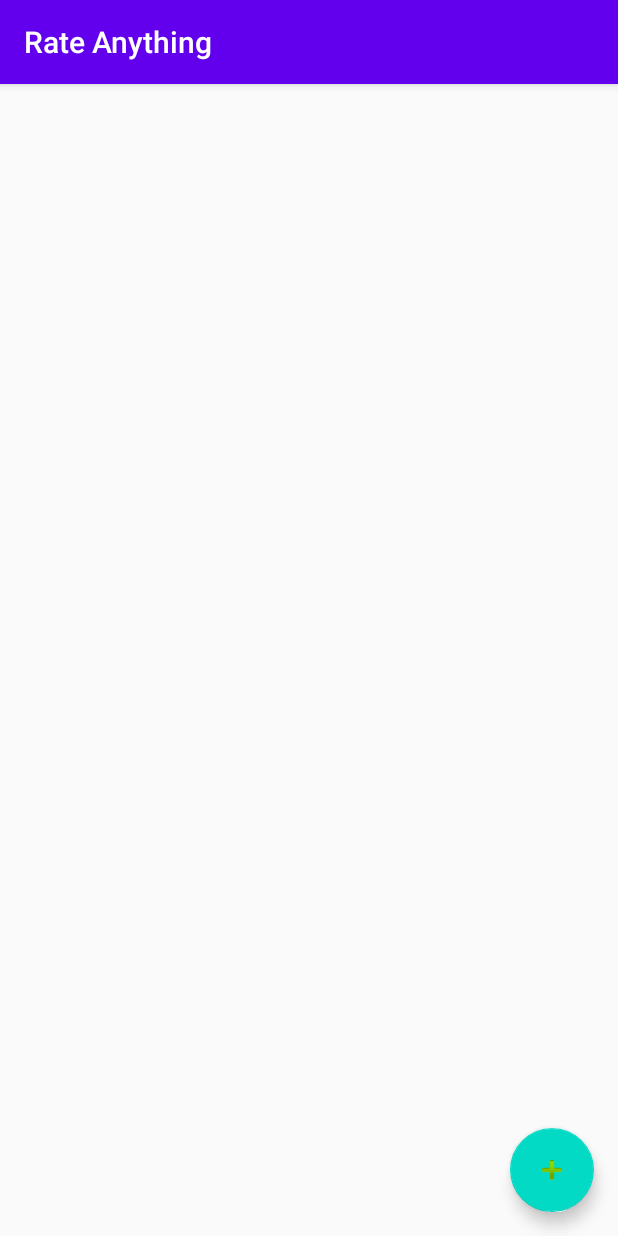
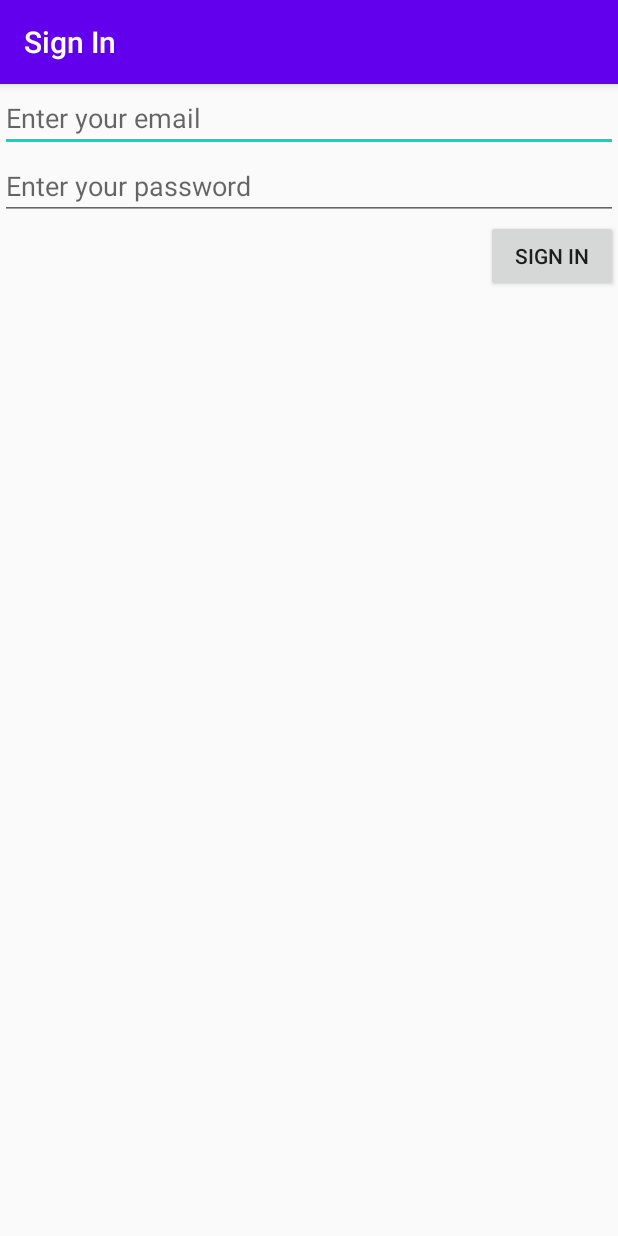
Before and after one commit to servalsam/TCSS450-rate-anything-frontend, an Android app: the screen it shows after launch (CategoryListActivity before the commit, SignInActivity after it), on a phone screen of 412 x 824 dp. Run offline under Robolectric (Android 15) with nearby library versions, the phone set to English and light mode, and no system bars.

Commit message:
Added a start for logging in. Still need to distinguish between logging in and registering. Fixed some layout for categories.

```diff
--- a/app/build.gradle
+++ b/app/build.gradle
@@ -28,6 +28,7 @@ dependencies {
     implementation 'androidx.legacy:legacy-support-v4:1.0.0'
     implementation 'androidx.recyclerview:recyclerview:1.1.0'
     implementation 'com.google.android.material:material:1.1.0'
+    implementation 'androidx.constraintlayout:constraintlayout:1.1.3'
     testImplementation 'junit:junit:4.12'
     androidTestImplementation 'androidx.test.ext:junit:1.1.1'
     androidTestImplementation 'androidx.test.espresso:espresso-core:3.2.0'
--- /dev/null
+++ b/app/src/main/java/edu/tacoma/uw/group9_450project/rateanything/authenticate/LoginFragment.java
@@ -0,0 +1,80 @@
+package edu.tacoma.uw.group9_450project.rateanything.authenticate;
+
+import android.os.Bundle;
+
+import androidx.fragment.app.Fragment;
+
+import android.text.TextUtils;
+import android.view.LayoutInflater;
+import android.view.View;
+import android.view.ViewGroup;
+import android.widget.Button;
+import android.widget.EditText;
+import android.widget.Toast;
+
+import edu.tacoma.uw.group9_450project.rateanything.R;
+
+/**
+ * Fragment to help SignInActivity
+ * @author Code supplied by Android Studio and UWT 450 Instructor. Modified by Rich W.
+ * @version July 2020
+ */
+public class LoginFragment extends Fragment {
+
+    /** Member variable for teh Listener interface */
+    private LoginFragmentListener mloginFragmentListener;
+
+    /**
+     * Interface to make the sign in work.
+     */
+    public interface LoginFragmentListener {
+        public void login(String email, String pwd);
+    }
+
+    /** Required empty constructor */
+    public LoginFragment() {}
+
+
+    @Override
+    public void onCreate(Bundle savedInstanceState) {
+        super.onCreate(savedInstanceState);
+        if (getArguments() != null) {
+        }
+    }
+
+    @Override
+    public View onCreateView(LayoutInflater inflater, ViewGroup container,
+                             Bundle savedInstanceState) {
+        // Inflate the layout for this fragment
+        View view = inflater.inflate(R.layout.fragment_login, container, false);
+        getActivity().setTitle("Sign In");
+        mloginFragmentListener = (LoginFragmentListener) getActivity();
+        final EditText emailText = view.findViewById(R.id.emailAddress_id);
+        final EditText pwdText = view.findViewById(R.id.password_id);
+        Button loginButton = view.findViewById(R.id.sign_in_btn_id);
+
+        loginButton.setOnClickListener(new View.OnClickListener() {
+            @Override
+            public void onClick(View v) {
+                String email = emailText.getText().toString();
+                String pwd = pwdText.getText().toString();
+
+                if (TextUtils.isEmpty(email) || !email.contains("@")) {
+                    Toast.makeText(v.getContext(),"Enter valid email address", Toast.LENGTH_SHORT)
+                            .show();
+                    emailText.requestFocus();
+                } else if (TextUtils.isEmpty(pwd) || pwd.length() < 6) {
+                    Toast.makeText(v.getContext(), "Enter valid password (at least 6 characters",
+                            Toast.LENGTH_SHORT)
+                            .show();
+                    pwdText.requestFocus();
+                }
+
+                if (!TextUtils.isEmpty(email) && email.contains("@") && !TextUtils.isEmpty(pwd) && pwd.length() > 5) {
+                    mloginFragmentListener.login(email, pwd);
+                }
+            }
+        });
+        return view;
+    }
+}
--- /dev/null
+++ b/app/src/main/java/edu/tacoma/uw/group9_450project/rateanything/authenticate/SignInActivity.java
@@ -0,0 +1,54 @@
+package edu.tacoma.uw.group9_450project.rateanything.authenticate;
+
+import androidx.appcompat.app.AppCompatActivity;
+
+import android.content.Context;
+import android.content.Intent;
+import android.content.SharedPreferences;
+import android.os.Bundle;
+
+import edu.tacoma.uw.group9_450project.rateanything.CategoryListActivity;
+import edu.tacoma.uw.group9_450project.rateanything.R;
+
+/**
+ * Class that signs the user into the app.
+ * @author Code supplied by UWT 450 Instructor, modified by Rich W.
+ * @version July 2020
+ */
+public class SignInActivity extends AppCompatActivity implements LoginFragment.LoginFragmentListener {
+
+    /** Member variable to hold user login until data is cleared. */
+    private SharedPreferences mSharedPreferences;
+
+
+    @Override
+    protected void onCreate(Bundle savedInstanceState) {
+        super.onCreate(savedInstanceState);
+        setContentView(R.layout.activity_sign_in);
+
+        mSharedPreferences = getSharedPreferences(getString(R.string.LOGIN_PREFS),
+                Context.MODE_PRIVATE);
+
+        // checking to see if there are stored shared preferences
+        if (!mSharedPreferences.getBoolean(getString(R.string.LOGGEDIN), false)) {
+            getSupportFragmentManager().beginTransaction()
+                    .add(R.id.sign_in_fragment_container, new LoginFragment())
+                    .commit();
+        } else {
+            Intent intent = new Intent (this, CategoryListActivity.class);
+            startActivity(intent);
+            finish();
+        }
+    }
+
+    @Override
+    public void login(String email, String pwd) {
+        mSharedPreferences
+                .edit()
+                .putBoolean(getString(R.string.LOGGEDIN), true)
+                .commit();
+        Intent i = new Intent(this, CategoryListActivity.class);
+        startActivity(i);
+        finish();
+    }
+}
--- /dev/null
+++ b/app/src/main/res/layout/activity_sign_in.xml
@@ -0,0 +1,9 @@
+<?xml version="1.0" encoding="utf-8"?>
+<FrameLayout xmlns:android="http://schemas.android.com/apk/res/android"
+    xmlns:app="http://schemas.android.com/apk/res-auto"
+    xmlns:tools="http://schemas.android.com/tools"
+    android:id="@+id/sign_in_fragment_container"
+    android:layout_width="match_parent"
+    android:layout_height="match_parent"
+    tools:context="authenticate.SignInActivity">
+</FrameLayout>
--- /dev/null
+++ b/app/src/main/res/layout/fragment_login.xml
@@ -0,0 +1,30 @@
+<?xml version="1.0" encoding="utf-8"?>
+<LinearLayout xmlns:android="http://schemas.android.com/apk/res/android"
+    xmlns:tools="http://schemas.android.com/tools"
+    android:layout_width="match_parent"
+    android:layout_height="match_parent"
+    android:orientation="vertical"
+    tools:context="authenticate.LoginFragment">
+
+
+    <EditText
+        android:id="@+id/emailAddress_id"
+        android:hint="@string/enter_email"
+        android:layout_width="match_parent"
+        android:layout_height="wrap_content"
+        android:inputType="textEmailAddress" />
+
+    <EditText
+        android:id="@+id/password_id"
+        android:layout_width="match_parent"
+        android:layout_height="wrap_content"
+        android:hint="@string/enter_password" />
+
+    <Button
+        android:id="@+id/sign_in_btn_id"
+        android:text="@string/btn_sign_in"
+        android:layout_width="wrap_content"
+        android:layout_height="wrap_content"
+        android:layout_gravity="end"/>
+
+</LinearLayout>
--- a/app/src/main/res/values/strings.xml
+++ b/app/src/main/res/values/strings.xml
@@ -1,10 +1,26 @@
 <resources>
+
+    <!-- titles -->
     <string name="app_name">Rate Anything</string>
+    <string name="category_title">Categories</string>
     <string name="title_item_detail">Item Detail</string>
 
-    <string name="testing_string">String to test the connection to the repository</string>
+    <!-- Testing Strings -->
+    <string name="testing_string">TEST</string>
+    <string name="testing_string_again">Trying to test a pull from master</string>
+    <string name="new_string">This is a new string to development.</string>
 
-    <string name="testing_string_again">Trying to test a pull from master</string>
+    <!-- Login Fragment  -->
+    <string name="login_fragment">Login fragment</string>
+    <string name="enter_email">Enter your email</string>
+    <string name="enter_password">Enter your password</string>
+    <string name="btn_sign_in">SIGN IN</string>
 
-    <string name="new_string">This is a new string to development.</string>
+    <!-- Shared Preferences  -->
+    <string name="LOGIN_PREFS">edu.tacoma.uw.group9_450project.rateanything.PREFS</string>
+    <string name="LOGGEDIN">loggedin</string>
+
+    <!-- menu items -->
+    <string name="action_logout">Sign Out</string>
+
 </resources>
```
Also changed, not shown: app/src/main/AndroidManifest.xml (+6 -4 lines), app/src/main/java/edu/tacoma/uw/group9_450project/rateanything/CategoryDetailFragment.java (+7 -7 lines), app/src/main/java/edu/tacoma/uw/group9_450project/rateanything/CategoryListActivity.java (+28 -3 lines), app/src/main/res/layout/category_detail.xml (+1 -21 lines), app/src/main/res/menu/menu_category_list.xml (added, +18 -0 lines).
